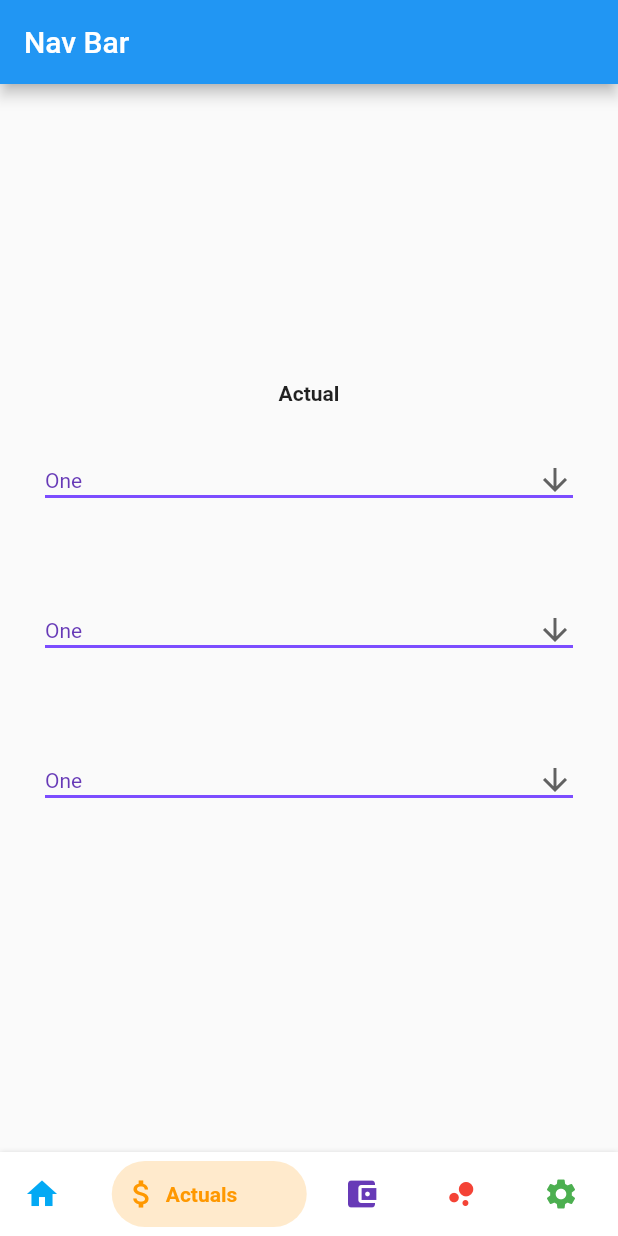
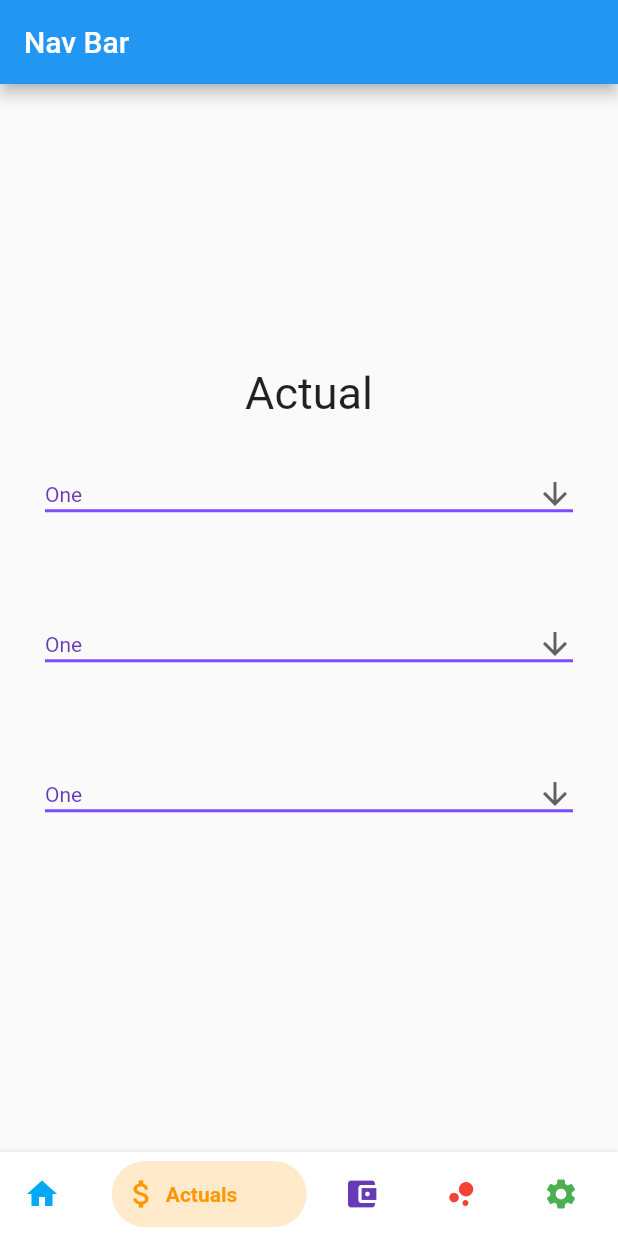
Before and after one commit to jkbngl/FFD, a Flutter app: the MyHomePage screen opened directly, swiped to page 2, on a phone screen of 412 x 824 dp. Run offline on Flutter 3.47's test engine with Material 2 defaults, Android fonts, the light colour scheme and no system bars; drawn by our look-alikes of bottom_navy_bar.

Commit message:
#21 #11 restyled actual text

```diff
--- a/flutter/ffd/lib/backup_color_change_on_nav_tab.dart
+++ b/flutter/ffd/lib/backup_color_change_on_nav_tab.dart
@@ -71,7 +71,7 @@ class _MyHomePageState extends State<MyHomePage> {
               children: <Widget>[
                 Text(
                   'Actual',
-                  style: TextStyle(fontWeight: FontWeight.bold),
+                  style: TextStyle(fontSize: 30),
                 ),
                 Container(
                   constraints: BoxConstraints.expand(
```
